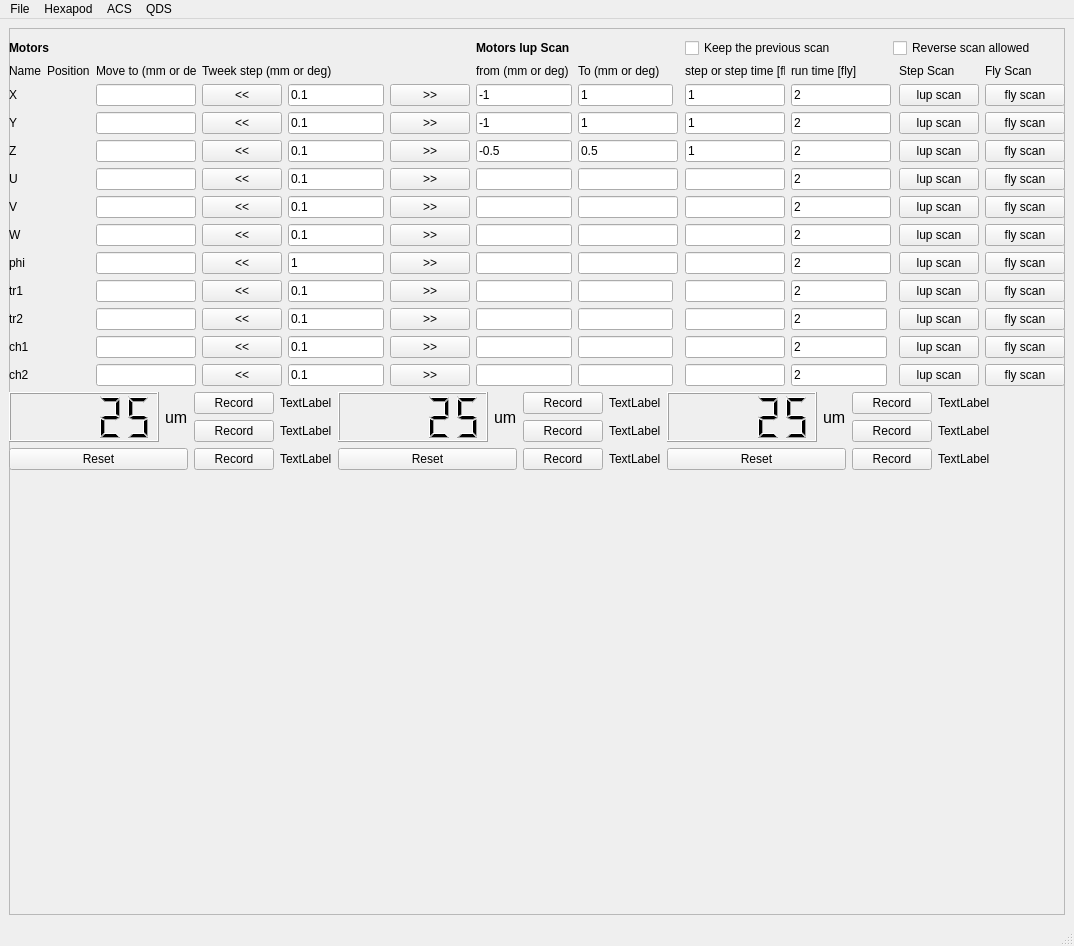
This is gui/motorGUI.ui in Byeongdulee/ptychoSAXS as Qt 5 draws it before an edit. The edited form follows.
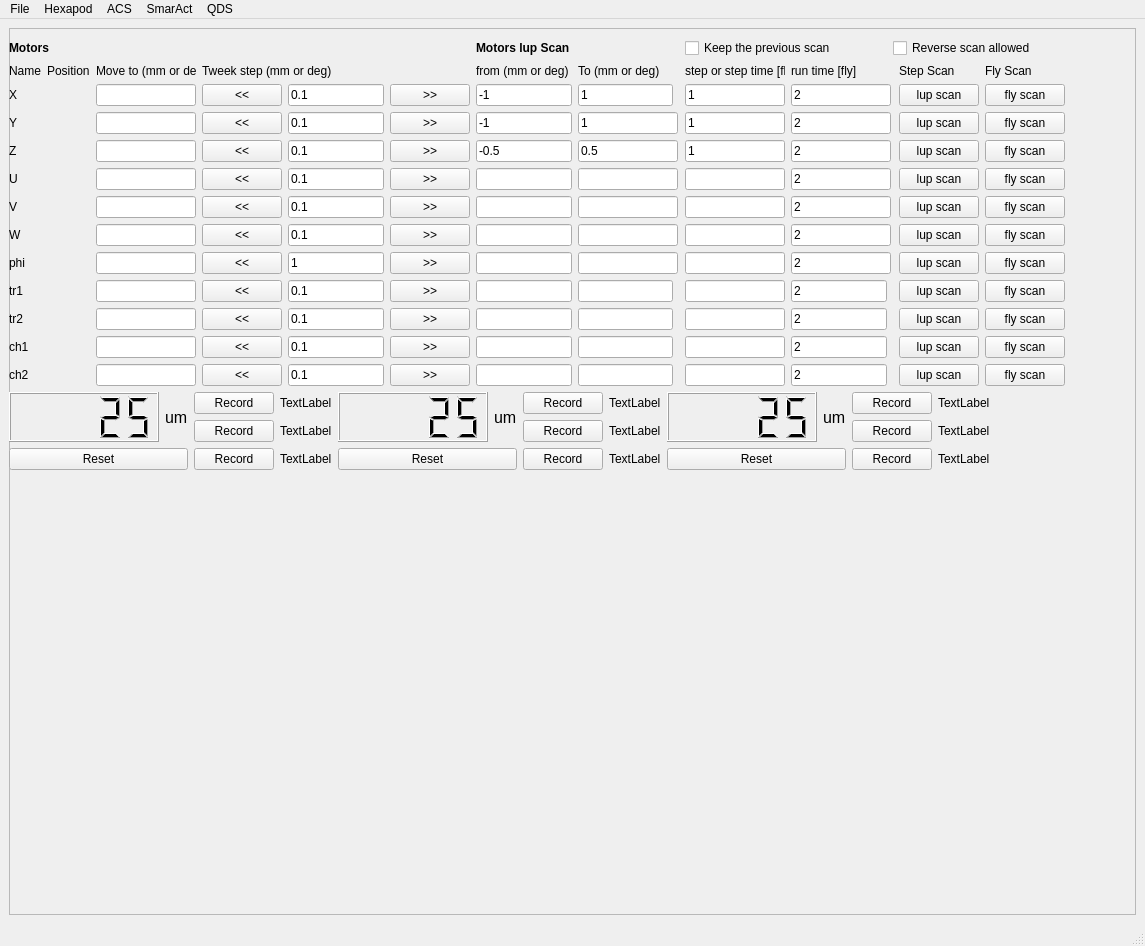
This is the edited form.

The edit to the form file:
```diff
--- a/gui/motorGUI.ui
+++ b/gui/motorGUI.ui
@@ -6,7 +6,7 @@
    <rect>
     <x>0</x>
     <y>0</y>
-    <width>1074</width>
+    <width>1145</width>
     <height>946</height>
    </rect>
   </property>
@@ -29,6 +29,12 @@
    <layout class="QGridLayout" name="gridLayout">
     <item row="0" column="0">
      <widget class="QFrame" name="frame">
+      <property name="sizePolicy">
+       <sizepolicy hsizetype="Expanding" vsizetype="Expanding">
+        <horstretch>2</horstretch>
+        <verstretch>1</verstretch>
+       </sizepolicy>
+      </property>
       <property name="minimumSize">
        <size>
         <width>0</width>
@@ -58,10 +64,13 @@
        </property>
        <layout class="QVBoxLayout" name="verticalLayout_2">
         <property name="sizeConstraint">
-         <enum>QLayout::SetMinAndMaxSize</enum>
+         <enum>QLayout::SetNoConstraint</enum>
         </property>
         <item>
          <layout class="QGridLayout" name="gridLayout_2">
+          <property name="sizeConstraint">
+           <enum>QLayout::SetNoConstraint</enum>
+          </property>
           <item row="8" column="0" colspan="2">
            <widget class="QLabel" name="lb7">
             <property name="text">
@@ -1999,7 +2008,7 @@
     <rect>
      <x>0</x>
      <y>0</y>
-     <width>1074</width>
+     <width>1145</width>
      <height>21</height>
     </rect>
    </property>
@@ -2043,9 +2052,19 @@
     <addaction name="separator"/>
     <addaction name="actionSave_scan"/>
    </widget>
+   <widget class="QMenu" name="menuSmarAct">
+    <property name="title">
+     <string>SmarAct</string>
+    </property>
+    <addaction name="actionCalibrate"/>
+    <addaction name="actionFindReference"/>
+    <addaction name="separator"/>
+    <addaction name="actionSet_gonio_default_vel_acc"/>
+   </widget>
    <addaction name="menuFile"/>
    <addaction name="menuHexapod"/>
    <addaction name="menuACS"/>
+   <addaction name="menuSmarAct"/>
    <addaction name="menuQDS"/>
   </widget>
   <widget class="QStatusBar" name="statusbar"/>
```
Left out of the diff: 15 changed lines with no effect on the pictures.
